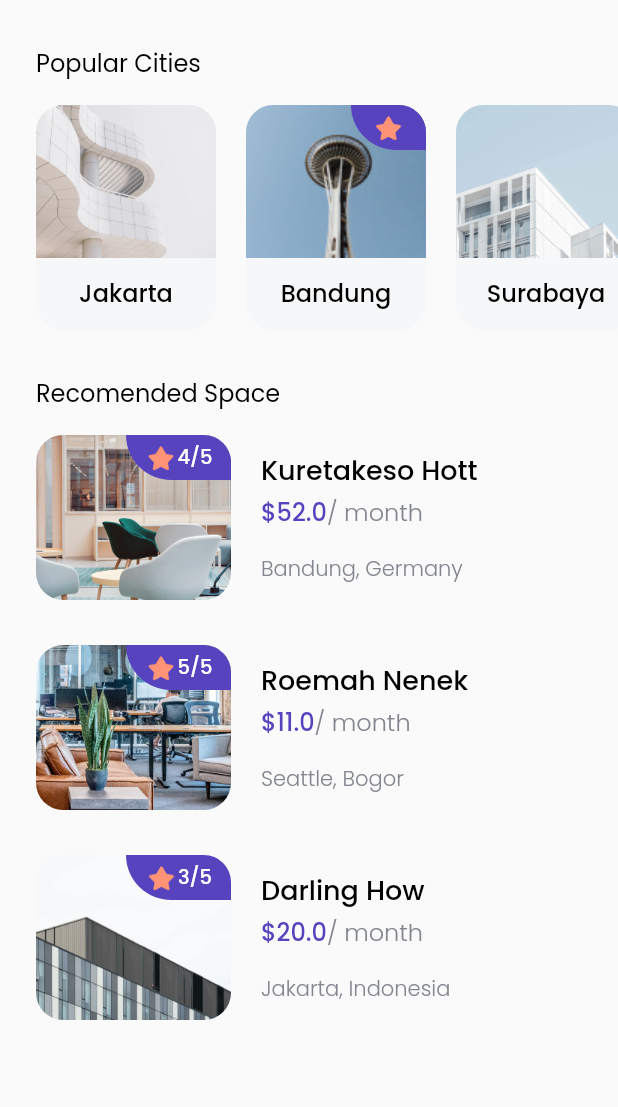
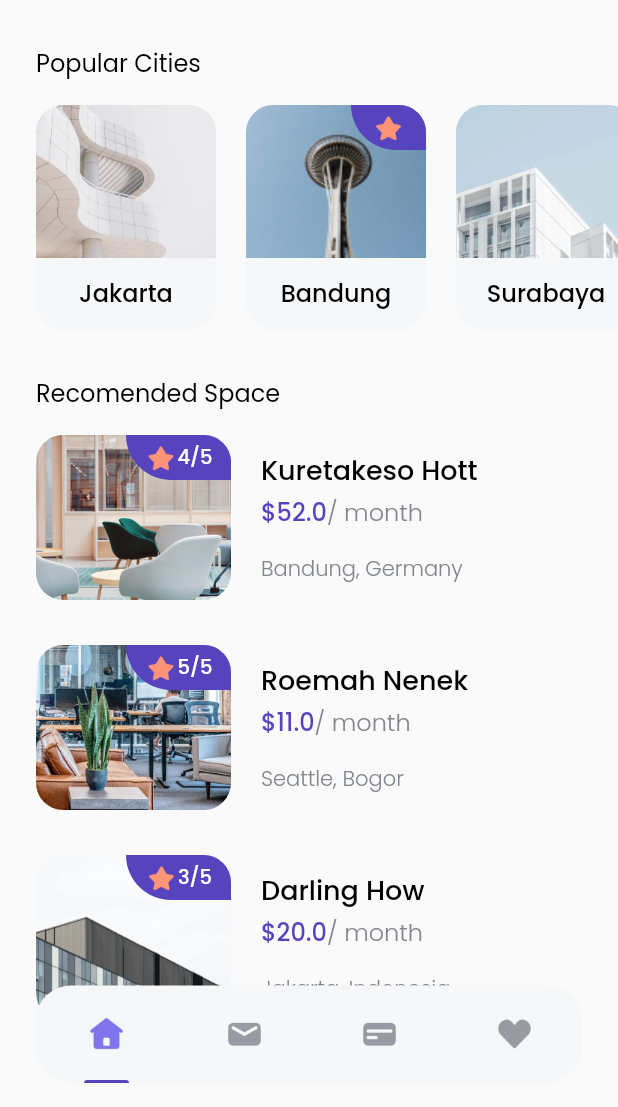
Before and after one commit to parhanhambali/cozy, a Flutter app: the HomePage screen opened directly, on a phone screen of 412 x 824 dp, the part 129-1236 px from its top. Run offline on Flutter 3.47's test engine with Material 2 defaults, Android fonts, the phone set to English and light mode, and no system bars; our stand-ins replace google_fonts.

Commit message:
tambah BottomNavigation

```diff
--- a/lib/pages/home_page.dart
+++ b/lib/pages/home_page.dart
@@ -6,6 +6,7 @@ import 'package:flutter/material.dart';
 import 'package:bwa_cozy/widgets/city_card.dart';
 import 'package:bwa_cozy/models/city.dart';
 import 'package:bwa_cozy/models/tips.dart';
+import 'package:bwa_cozy/widgets/bottom_navbar_item.dart';
 
 class HomePage extends StatelessWidget {
   @override
@@ -206,11 +207,48 @@ class HomePage extends StatelessWidget {
                     ),
                   ],
                 ),
+                // NOTES : BOTTOM NAVIGATION
+              ),
+              SizedBox(
+                height: 50,
               ),
             ],
           ),
         )
       ),
+      floatingActionButton: Container(
+                height: 65,
+                width: MediaQuery.of(context).size.width - (2 * edge),
+                margin: EdgeInsets.symmetric(
+                  horizontal: edge,
+                ),
+                decoration: BoxDecoration(
+                  color: Color(0xffF6F7F8),
+                  borderRadius: BorderRadius.circular(23),
+                ),
+                child: Row(
+                  mainAxisAlignment: MainAxisAlignment.spaceAround,
+                  children: [
+                    BottomNavbarItem(
+                      imageUrl: 'assets/images/icon_home.png',
+                      isActive: true,
+                    ),
+                    BottomNavbarItem(
+                      imageUrl: 'assets/images/icon_email.png',
+                      isActive: false,
+                    ),
+                    BottomNavbarItem(
+                      imageUrl: 'assets/images/icon_card.png',
+                      isActive: false,
+                    ),
+                    BottomNavbarItem(
+                      imageUrl: 'assets/images/icon_love.png',
+                      isActive: false,
+                    ),
+                  ],
+                ),
+              ),
+              floatingActionButtonLocation: FloatingActionButtonLocation.centerFloat,
     );
   }
 }
--- /dev/null
+++ b/lib/widgets/bottom_navbar_item.dart
@@ -0,0 +1,37 @@
+import 'package:bwa_cozy/theme.dart';
+import 'package:flutter/material.dart';
+
+class BottomNavbarItem extends StatelessWidget {
+  final String imageUrl;
+  final bool isActive;
+
+  BottomNavbarItem({
+    this.imageUrl,
+    this.isActive,
+  });
+
+  @override
+  Widget build(BuildContext context) {
+    return Column(
+      children: [
+        Spacer(),
+        Image.asset(
+          imageUrl,
+          width: 26,
+        ),
+        Spacer(),
+        isActive ? Container(
+          width: 30,
+          height: 2,
+          decoration: BoxDecoration(
+            color: purpleColor,
+            borderRadius: BorderRadius.vertical(
+              top: Radius.circular(1000),
+            ),
+          ),
+        )
+        : Container(),
+      ],
+    );
+  }
+}
```
Also changed, not shown: assets/images/icon_card.png (added), assets/images/icon_email.png (added), assets/images/icon_home.png (added), assets/images/icon_love.png (added).
